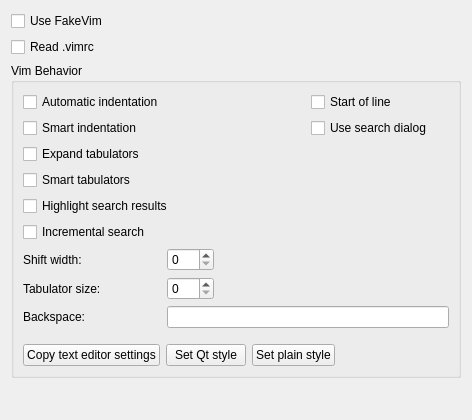
Qt form src/plugins/fakevim/fakevimoptions.ui (qt-creator/qt-creator) before a commit.
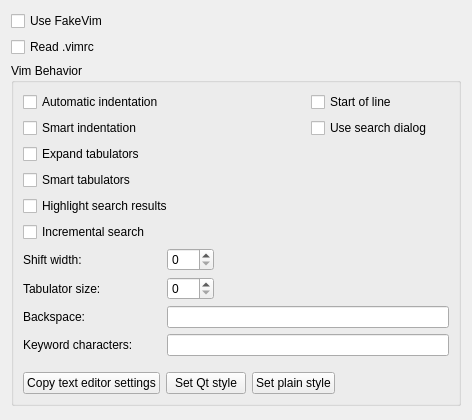
The same form after that commit.

Commit message: fakevim: add IsKeyword configuration option

```diff
--- a/src/plugins/fakevim/fakevimoptions.ui
+++ b/src/plugins/fakevim/fakevimoptions.ui
@@ -163,6 +163,16 @@
        <widget class="QLineEdit" name="lineEditBackspace"/>
       </item>
       <item row="9" column="0">
+       <widget class="QLabel" name="labelIsKeyword">
+        <property name="text">
+         <string>Keyword characters:</string>
+        </property>
+       </widget>
+      </item>
+      <item row="9" column="1" colspan="2">
+       <widget class="QLineEdit" name="lineEditIsKeyword"/>
+      </item>
+      <item row="10" column="0">
        <spacer name="verticalSpacer">
         <property name="orientation">
          <enum>Qt::Vertical</enum>
@@ -178,7 +188,7 @@
         </property>
        </spacer>
       </item>
-      <item row="10" column="0" colspan="3">
+      <item row="11" column="0" colspan="3">
        <layout class="QHBoxLayout" name="horizontalLayout">
         <item>
          <widget class="QPushButton" name="pushButtonCopyTextEditorSettings">
```
The commit also changes 4 other files.
